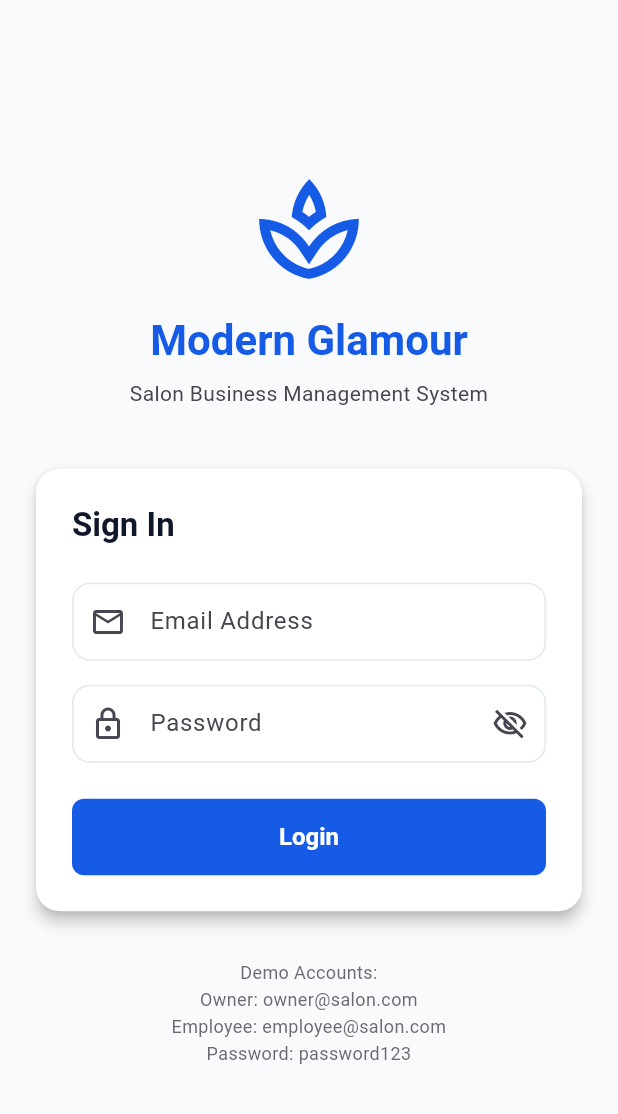
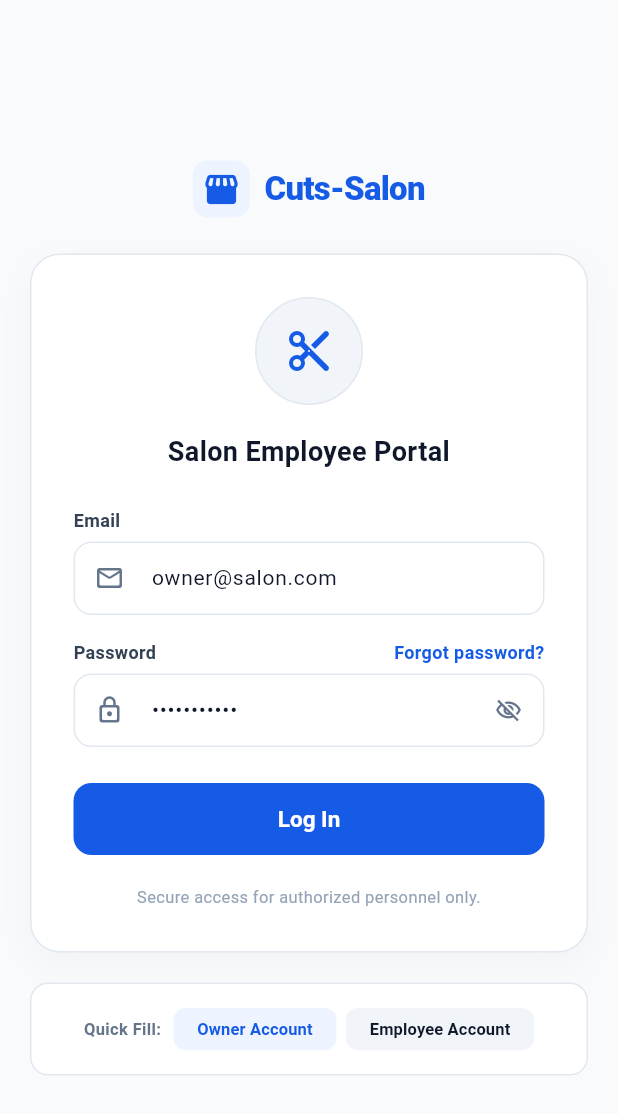
Before and after one commit to connect-inferno/Cuts-Salon, a Flutter app: the screen it shows after launch, on a phone screen of 412 x 824 dp. Shown: the top 1114 px of the screen. Run offline on Flutter 3.47's test engine with Material 3 defaults, Android fonts, the phone set to English and light mode, and no system bars; our stand-ins replace flutter_riverpod, flutter_secure_storage, go_router; accounts and stored records are empty.

Commit message:
feat(auth): rebuild login screen matching Stitch prototype
- Brand header with storefront icon and Cuts-Salon wordmark
- Centered rounded card with circular scissors-icon badge
- Salon Employee Portal title with modern typography
- Email field with mail icon, password field with lock icon + show/hide toggle
- Forgot password link and royal blue full-width Log In button
- Security footer: Secure access for authorized personnel only
- Quick-fill demo chips for owner@salon.com and employee@salon.com

```diff
--- a/mobile/lib/features/auth/login_screen.dart
+++ b/mobile/lib/features/auth/login_screen.dart
@@ -1,5 +1,6 @@
 import 'package:flutter/material.dart';
 import 'package:flutter_riverpod/flutter_riverpod.dart';
+import '../../theme.dart';
 import 'auth_provider.dart';
 
 class LoginScreen extends ConsumerStatefulWidget {
@@ -11,8 +12,8 @@ class LoginScreen extends ConsumerStatefulWidget {
 
 class _LoginScreenState extends ConsumerState<LoginScreen> {
   final _formKey = GlobalKey<FormState>();
-  final _emailController = TextEditingController();
-  final _passwordController = TextEditingController();
+  final _emailController = TextEditingController(text: 'owner@salon.com');
+  final _passwordController = TextEditingController(text: 'password123');
   bool _obscurePassword = true;
 
   @override
@@ -35,109 +36,180 @@ class _LoginScreenState extends ConsumerState<LoginScreen> {
   Widget build(BuildContext context) {
     final state = ref.watch(authControllerProvider);
 
-    // Show error snackbar if error happens
     ref.listen(authControllerProvider, (previous, next) {
       if (next.error != null && next.error != previous?.error) {
         ScaffoldMessenger.of(context).showSnackBar(
           SnackBar(
             content: Text(next.error!),
-            backgroundColor: Theme.of(context).colorScheme.error,
+            backgroundColor: AppTheme.accentRed,
           ),
         );
       }
     });
 
     return Scaffold(
-      body: Center(
+      backgroundColor: AppTheme.bgSurface,
+      body: SafeArea(
+        child: Center(
           child: SingleChildScrollView(
-          padding: const EdgeInsets.all(24.0),
+            padding: const EdgeInsets.symmetric(horizontal: 20.0, vertical: 32.0),
             child: ConstrainedBox(
-            constraints: const BoxConstraints(maxWidth: 400),
+              constraints: const BoxConstraints(maxWidth: 420),
+              child: Column(
+                mainAxisAlignment: MainAxisAlignment.center,
+                children: [
+                  // App Brand Header
+                  Row(
+                    mainAxisAlignment: MainAxisAlignment.center,
+                    children: [
+                      Container(
+                        padding: const EdgeInsets.all(6),
+                        decoration: BoxDecoration(
+                          color: AppTheme.primaryLight,
+                          borderRadius: BorderRadius.circular(10),
+                        ),
+                        child: const Icon(
+                          Icons.storefront_rounded,
+                          size: 26,
+                          color: AppTheme.primaryBlue,
+                        ),
+                      ),
+                      const SizedBox(width: 10),
+                      const Text(
+                        'Cuts-Salon',
+                        style: TextStyle(
+                          fontSize: 22,
+                          fontWeight: FontWeight.w800,
+                          color: AppTheme.primaryBlue,
+                          letterSpacing: -0.5,
+                        ),
+                      ),
+                    ],
+                  ),
+                  const SizedBox(height: 24),
+
+                  // Login Card (Stitch Spec)
+                  Container(
+                    decoration: BoxDecoration(
+                      color: Colors.white,
+                      borderRadius: BorderRadius.circular(20),
+                      border: Border.all(color: AppTheme.borderSubtle, width: 1),
+                      boxShadow: [
+                        BoxShadow(
+                          color: Colors.black.withValues(alpha: 0.03),
+                          blurRadius: 20,
+                          offset: const Offset(0, 8),
+                        ),
+                      ],
+                    ),
+                    padding: const EdgeInsets.all(28.0),
                     child: Form(
                       key: _formKey,
                       child: Column(
-                mainAxisAlignment: MainAxisAlignment.center,
                         crossAxisAlignment: CrossAxisAlignment.stretch,
                         children: [
-                  // App Logo Placeholder / Icon
-                  Icon(
-                    Icons.spa_outlined,
-                    size: 80,
-                    color: Theme.of(context).colorScheme.primary,
+                          // Circular Icon Badge
+                          Center(
+                            child: Container(
+                              width: 72,
+                              height: 72,
+                              decoration: BoxDecoration(
+                                color: const Color(0xFFF1F5F9),
+                                shape: BoxShape.circle,
+                                border: Border.all(color: AppTheme.borderSubtle, width: 1),
                               ),
-                  const SizedBox(height: 16),
-
-                  // Welcome Headers
-                  Text(
-                    'Modern Glamour',
-                    textAlign: TextAlign.center,
-                    style: Theme.of(context).textTheme.headlineMedium?.copyWith(
-                          fontWeight: FontWeight.bold,
-                          color: Theme.of(context).colorScheme.primary,
+                              child: const Icon(
+                                Icons.content_cut_rounded,
+                                size: 32,
+                                color: AppTheme.primaryBlue,
                               ),
                             ),
-                  const SizedBox(height: 8),
-                  Text(
-                    'Salon Business Management System',
+                          ),
+                          const SizedBox(height: 18),
+
+                          // Title
+                          const Text(
+                            'Salon Employee Portal',
                             textAlign: TextAlign.center,
-                    style: Theme.of(context).textTheme.bodyMedium?.copyWith(
-                          color: Theme.of(context).colorScheme.onSurfaceVariant,
-                        ),
-                  ),
-                  const SizedBox(height: 40),
-
-                  // Login Form Card
-                  Card(
-                    elevation: 4,
-                    shape: RoundedRectangleBorder(
-                      borderRadius: BorderRadius.circular(16),
-                    ),
-                    child: Padding(
-                      padding: const EdgeInsets.all(24.0),
-                      child: Column(
-                        crossAxisAlignment: CrossAxisAlignment.stretch,
-                        children: [
-                          Text(
-                            'Sign In',
-                            style: Theme.of(context).textTheme.titleLarge?.copyWith(
-                                  fontWeight: FontWeight.bold,
+                            style: TextStyle(
+                              fontSize: 18,
+                              fontWeight: FontWeight.w700,
+                              color: AppTheme.slateDark,
                             ),
                           ),
                           const SizedBox(height: 24),
 
-                          // Email Input
+                          // Email Field
+                          const Text(
+                            'Email',
+                            style: TextStyle(
+                              fontSize: 12,
+                              fontWeight: FontWeight.w600,
+                              color: AppTheme.slateMedium,
+                            ),
+                          ),
+                          const SizedBox(height: 6),
                           TextFormField(
                             controller: _emailController,
                             keyboardType: TextInputType.emailAddress,
+                            style: const TextStyle(fontSize: 14, color: AppTheme.slateDark),
                             decoration: const InputDecoration(
-                              labelText: 'Email Address',
-                              prefixIcon: Icon(Icons.email_outlined),
-                              border: OutlineInputBorder(),
+                              hintText: 'Enter your email',
+                              prefixIcon: Icon(Icons.mail_outline_rounded, size: 20, color: AppTheme.slateLight),
                             ),
                             validator: (value) {
                               if (value == null || value.trim().isEmpty) {
                                 return 'Please enter your email';
-                              }
-                              if (!RegExp(r'^[\w-\.]+@([\w-]+\.)+[\w-]{2,4}$').hasMatch(value)) {
-                                return 'Please enter a valid email address';
                               }
                               return null;
                             },
                           ),
                           const SizedBox(height: 16),
 
-                          // Password Input
+                          // Password Field & Forgot Password Row
+                          Row(
+                            mainAxisAlignment: MainAxisAlignment.spaceBetween,
+                            children: [
+                              const Text(
+                                'Password',
+                                style: TextStyle(
+                                  fontSize: 12,
+                                  fontWeight: FontWeight.w600,
+                                  color: AppTheme.slateMedium,
+                                ),
+                              ),
+                              GestureDetector(
+                                onTap: () {
+                                  ScaffoldMessenger.of(context).showSnackBar(
+                                    const SnackBar(
+                                      content: Text('Contact your Salon Owner to reset password.'),
+                                    ),
+                                  );
+                                },
+                                child: const Text(
+                                  'Forgot password?',
+                                  style: TextStyle(
+                                    fontSize: 12,
+                                    fontWeight: FontWeight.w600,
+                                    color: AppTheme.primaryBlue,
+                                  ),
+                                ),
+                              ),
+                            ],
+                          ),
+                          const SizedBox(height: 6),
                           TextFormField(
                             controller: _passwordController,
                             obscureText: _obscurePassword,
+                            style: const TextStyle(fontSize: 14, color: AppTheme.slateDark),
                             decoration: InputDecoration(
-                              labelText: 'Password',
-                              prefixIcon: const Icon(Icons.lock_outlined),
+                              hintText: 'Enter your password',
+                              prefixIcon: const Icon(Icons.lock_outline_rounded, size: 20, color: AppTheme.slateLight),
                               suffixIcon: IconButton(
                                 icon: Icon(
-                                  _obscurePassword
-                                      ? Icons.visibility_off_outlined
-                                      : Icons.visibility_outlined,
+                                  _obscurePassword ? Icons.visibility_off_outlined : Icons.visibility_outlined,
+                                  size: 18,
+                                  color: AppTheme.slateLight,
                                 ),
                                 onPressed: () {
                                   setState(() {
@@ -145,7 +217,6 @@ class _LoginScreenState extends ConsumerState<LoginScreen> {
                                   });
                                 },
                               ),
-                              border: const OutlineInputBorder(),
                             ),
                             validator: (value) {
                               if (value == null || value.isEmpty) {
@@ -156,15 +227,17 @@ class _LoginScreenState extends ConsumerState<LoginScreen> {
                           ),
                           const SizedBox(height: 24),
 
-                          // Submit Button
-                          ElevatedButton(
+                          // Log In Button
+                          SizedBox(
+                            height: 48,
+                            child: ElevatedButton(
                               onPressed: state.isLoading ? null : _submit,
                               style: ElevatedButton.styleFrom(
-                              padding: const EdgeInsets.symmetric(vertical: 16),
-                              backgroundColor: Theme.of(context).colorScheme.primary,
-                              foregroundColor: Theme.of(context).colorScheme.onPrimary,
+                                backgroundColor: AppTheme.primaryBlue,
+                                foregroundColor: Colors.white,
+                                elevation: 0,
                                 shape: RoundedRectangleBorder(
-                                borderRadius: BorderRadius.circular(8),
+                                  borderRadius: BorderRadius.circular(12),
                                 ),
                               ),
                               child: state.isLoading
@@ -177,27 +250,79 @@ class _LoginScreenState extends ConsumerState<LoginScreen> {
                                       ),
                                     )
                                   : const Text(
-                                    'Login',
+                                      'Log In',
                                       style: TextStyle(
-                                      fontSize: 16,
-                                      fontWeight: FontWeight.bold,
+                                        fontSize: 15,
+                                        fontWeight: FontWeight.w700,
                                       ),
+                                    ),
+                            ),
+                          ),
+                          const SizedBox(height: 20),
+
+                          // Footer Security Note
+                          const Text(
+                            'Secure access for authorized personnel only.',
+                            textAlign: TextAlign.center,
+                            style: TextStyle(
+                              fontSize: 11,
+                              color: Color(0xFF94A3B8),
                             ),
                           ),
                         ],
                       ),
                     ),
                   ),
-                  const SizedBox(height: 32),
+                  const SizedBox(height: 20),
 
-                  // Helper Tips for Demo
-                  Text(
-                    'Demo Accounts:\nOwner: owner@salon.com\nEmployee: employee@salon.com\nPassword: password123',
-                    textAlign: TextAlign.center,
-                    style: TextStyle(
-                      fontSize: 12,
-                      color: Theme.of(context).colorScheme.onSurfaceVariant.withOpacity(0.8),
-                      height: 1.5,
+                  // Quick Demo Account Switcher
+                  Container(
+                    padding: const EdgeInsets.symmetric(horizontal: 16, vertical: 10),
+                    decoration: BoxDecoration(
+                      color: Colors.white,
+                      borderRadius: BorderRadius.circular(12),
+                      border: Border.all(color: AppTheme.borderSubtle),
+                    ),
+                    child: Row(
+                      mainAxisAlignment: MainAxisAlignment.center,
+                      children: [
+                        const Text(
+                          'Quick Fill:',
+                          style: TextStyle(fontSize: 11, fontWeight: FontWeight.bold, color: AppTheme.slateLight),
+                        ),
+                        const SizedBox(width: 8),
+                        ActionChip(
+                          visualDensity: VisualDensity.compact,
+                          backgroundColor: AppTheme.primaryLight,
+                          side: BorderSide.none,
+                          label: const Text(
+                            'Owner Account',
+                            style: TextStyle(fontSize: 11, fontWeight: FontWeight.bold, color: AppTheme.primaryBlue),
+                          ),
+                          onPressed: () {
+                            setState(() {
+                              _emailController.text = 'owner@salon.com';
+                              _passwordController.text = 'password123';
+                            });
+                          },
+                        ),
+                        const SizedBox(width: 6),
+                        ActionChip(
+                          visualDensity: VisualDensity.compact,
+                          backgroundColor: const Color(0xFFF1F5F9),
+                          side: BorderSide.none,
+                          label: const Text(
+                            'Employee Account',
+                            style: TextStyle(fontSize: 11, fontWeight: FontWeight.bold, color: AppTheme.slateDark),
+                          ),
+                          onPressed: () {
+                            setState(() {
+                              _emailController.text = 'employee@salon.com';
+                              _passwordController.text = 'password123';
+                            });
+                          },
+                        ),
+                      ],
                     ),
                   ),
                 ],
```
Lines whose indentation alone changed are shown as unchanged.
